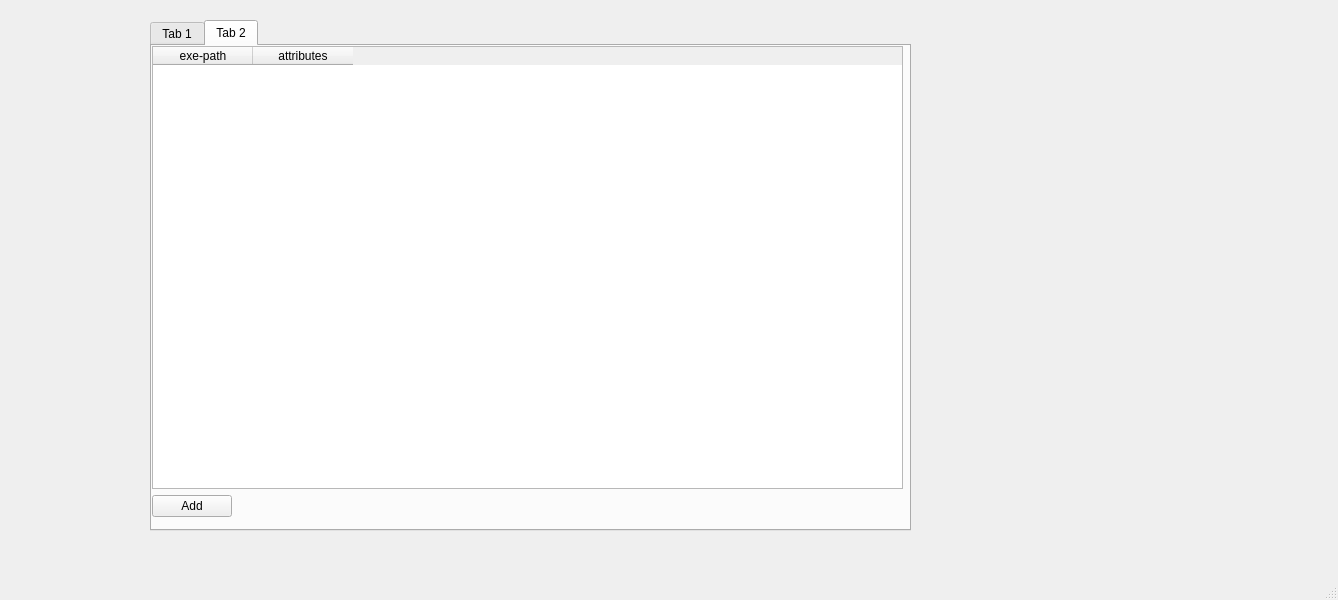
Before: the Qt Designer form gui/main_window.ui in maximss635/SPBPU-MSPZA, drawn with Qt 5.
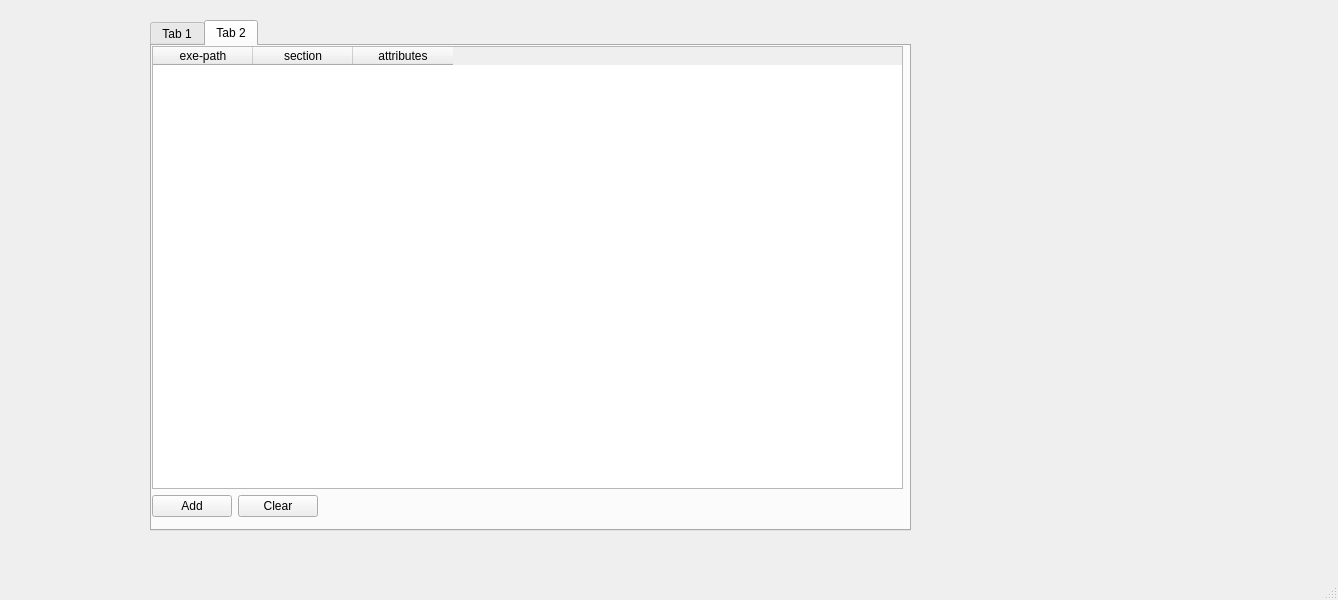
After: the same form once the commit is applied. The open tabs and pages were chosen to show the change.

```diff
--- a/gui/main_window.ui
+++ b/gui/main_window.ui
@@ -141,6 +141,11 @@
            <string>exe-path</string>
           </property>
          </column>
+         <column>
+          <property name="text">
+           <string>section</string>
+          </property>
+         </column>
          <column>
           <property name="text">
            <string>attributes</string>
@@ -157,6 +162,13 @@
            </property>
           </widget>
          </item>
+         <item>
+          <widget class="QPushButton" name="button_clear">
+           <property name="text">
+            <string>Clear</string>
+           </property>
+          </widget>
+         </item>
          <item>
           <spacer name="horizontalSpacer_2">
            <property name="orientation">
```
Left out of the diff: 7 changed lines with no effect on the pictures.
